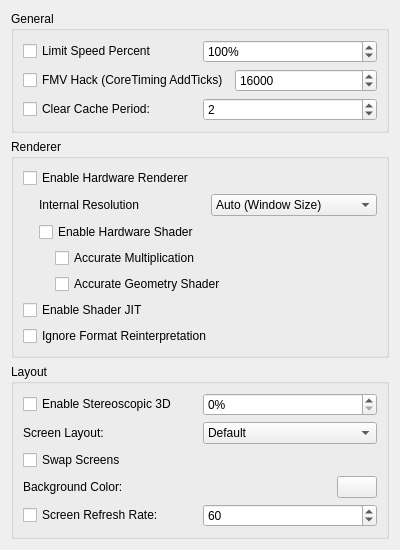
Old version of the form src/citra_qt/configuration/configure_graphics.ui in the repository terrascura/citra.
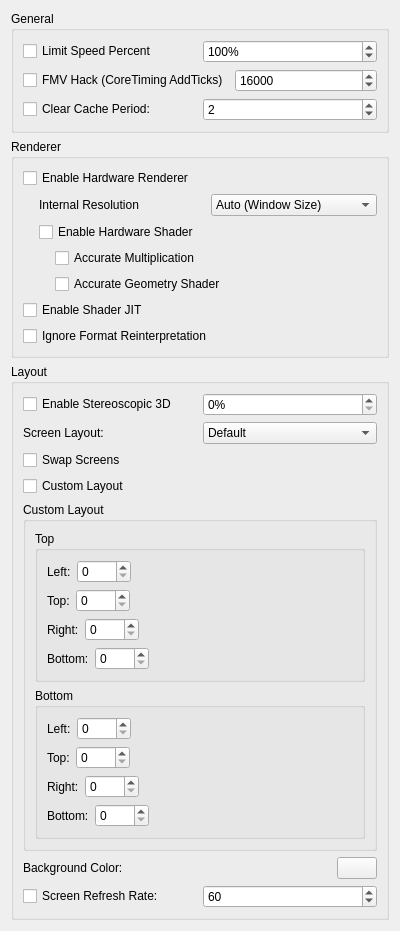
New version of the form.

Commit message: valentinvanelslande's custom screen layout settings

```diff
--- a/src/citra_qt/configuration/configure_graphics.ui
+++ b/src/citra_qt/configuration/configure_graphics.ui
@@ -350,6 +350,288 @@
         </property>
        </widget>
       </item>
+      <item>
+       <widget class="QCheckBox" name="custom_layout">
+        <property name="text">
+         <string>Custom Layout</string>
+        </property>
+       </widget>
+      </item>
+      <item>
+       <widget class="QGroupBox" name="custom_layout_group">
+        <property name="title">
+         <string>Custom Layout</string>
+        </property>
+        <layout class="QVBoxLayout" name="verticalLayout_5">
+         <item>
+          <widget class="QGroupBox" name="custom_top">
+           <property name="title">
+            <string>Top</string>
+           </property>
+           <layout class="QVBoxLayout" name="verticalLayout_8">
+            <item>
+             <layout class="QHBoxLayout" name="horizontalLayout_5">
+              <item>
+               <widget class="QLabel" name="label_6">
+                <property name="text">
+                 <string>Left:</string>
+                </property>
+               </widget>
+              </item>
+              <item>
+               <widget class="QSpinBox" name="custom_top_left">
+                <property name="maximum">
+                 <number>5000</number>
+                </property>
+               </widget>
+              </item>
+              <item>
+               <spacer name="horizontalSpacer">
+                <property name="orientation">
+                 <enum>Qt::Horizontal</enum>
+                </property>
+                <property name="sizeHint" stdset="0">
+                 <size>
+                  <width>40</width>
+                  <height>20</height>
+                 </size>
+                </property>
+               </spacer>
+              </item>
+             </layout>
+            </item>
+            <item>
+             <layout class="QHBoxLayout" name="horizontalLayout_9">
+              <item>
+               <widget class="QLabel" name="label_7">
+                <property name="text">
+                 <string>Top:</string>
+                </property>
+               </widget>
+              </item>
+              <item>
+               <widget class="QSpinBox" name="custom_top_top">
+                <property name="maximum">
+                 <number>5000</number>
+                </property>
+               </widget>
+              </item>
+              <item>
+               <spacer name="horizontalSpacer_2">
+                <property name="orientation">
+                 <enum>Qt::Horizontal</enum>
+                </property>
+                <property name="sizeHint" stdset="0">
+                 <size>
+                  <width>40</width>
+                  <height>20</height>
+                 </size>
+                </property>
+               </spacer>
+              </item>
+             </layout>
+            </item>
+            <item>
+             <layout class="QHBoxLayout" name="horizontalLayout_10">
+              <item>
+               <widget class="QLabel" name="label_8">
+                <property name="text">
+                 <string>Right:</string>
+                </property>
+               </widget>
+              </item>
+              <item>
+               <widget class="QSpinBox" name="custom_top_right">
+                <property name="maximum">
+                 <number>5000</number>
+                </property>
+               </widget>
+              </item>
+              <item>
+               <spacer name="horizontalSpacer_3">
+                <property name="orientation">
+                 <enum>Qt::Horizontal</enum>
+                </property>
+                <property name="sizeHint" stdset="0">
+                 <size>
+                  <width>40</width>
+                  <height>20</height>
+                 </size>
+                </property>
+               </spacer>
+              </item>
+             </layout>
+            </item>
+            <item>
+             <layout class="QHBoxLayout" name="horizontalLayout_11">
+              <item>
+               <widget class="QLabel" name="label_11">
+                <property name="text">
+                 <string>Bottom:</string>
+                </property>
+               </widget>
+              </item>
+              <item>
+               <widget class="QSpinBox" name="custom_top_bottom">
+                <property name="maximum">
+                 <number>5000</number>
+                </property>
+               </widget>
+              </item>
+              <item>
+               <spacer name="horizontalSpacer_4">
+                <property name="orientation">
+                 <enum>Qt::Horizontal</enum>
+                </property>
+                <property name="sizeHint" stdset="0">
+                 <size>
+                  <width>40</width>
+                  <height>20</height>
+                 </size>
+                </property>
+               </spacer>
+              </item>
+             </layout>
+            </item>
+           </layout>
+          </widget>
+         </item>
+         <item>
+          <widget class="QGroupBox" name="custom_bottom">
+           <property name="title">
+            <string>Bottom</string>
+           </property>
+           <layout class="QVBoxLayout" name="verticalLayout_9">
+            <item>
+             <layout class="QHBoxLayout" name="horizontalLayout_12">
+              <item>
+               <widget class="QLabel" name="label_9">
+                <property name="text">
+                 <string>Left:</string>
+                </property>
+               </widget>
+              </item>
+              <item>
+               <widget class="QSpinBox" name="custom_bottom_left">
+                <property name="maximum">
+                 <number>5000</number>
+                </property>
+               </widget>
+              </item>
+              <item>
+               <spacer name="horizontalSpacer_5">
+                <property name="orientation">
+                 <enum>Qt::Horizontal</enum>
+                </property>
+                <property name="sizeHint" stdset="0">
+                 <size>
+                  <width>40</width>
+                  <height>20</height>
+                 </size>
+                </property>
+               </spacer>
+              </item>
+             </layout>
+            </item>
+            <item>
+             <layout class="QHBoxLayout" name="horizontalLayout_13">
+              <item>
+               <widget class="QLabel" name="label_10">
+                <property name="text">
+                 <string>Top:</string>
+                </property>
+               </widget>
+              </item>
+              <item>
+               <widget class="QSpinBox" name="custom_bottom_top">
+                <property name="maximum">
+                 <number>5000</number>
+                </property>
+               </widget>
+              </item>
+              <item>
+               <spacer name="horizontalSpacer_6">
+                <property name="orientation">
+                 <enum>Qt::Horizontal</enum>
+                </property>
+                <property name="sizeHint" stdset="0">
+                 <size>
+                  <width>40</width>
+                  <height>20</height>
+                 </size>
+                </property>
+               </spacer>
+              </item>
+             </layout>
+            </item>
+            <item>
+             <layout class="QHBoxLayout" name="horizontalLayout_14">
+              <item>
+               <widget class="QLabel" name="label_12">
+                <property name="text">
+                 <string>Right:</string>
+                </property>
+               </widget>
+              </item>
+              <item>
+               <widget class="QSpinBox" name="custom_bottom_right">
+                <property name="maximum">
+                 <number>5000</number>
+                </property>
+               </widget>
+              </item>
+              <item>
+               <spacer name="horizontalSpacer_7">
+                <property name="orientation">
+                 <enum>Qt::Horizontal</enum>
+                </property>
+                <property name="sizeHint" stdset="0">
+                 <size>
+                  <width>40</width>
+                  <height>20</height>
+                 </size>
+                </property>
+               </spacer>
+              </item>
+             </layout>
+            </item>
+            <item>
+             <layout class="QHBoxLayout" name="horizontalLayout_15">
+              <item>
+               <widget class="QLabel" name="label_13">
+                <property name="text">
+                 <string>Bottom:</string>
+                </property>
+               </widget>
+              </item>
+              <item>
+               <widget class="QSpinBox" name="custom_bottom_bottom">
+                <property name="maximum">
+                 <number>5000</number>
+                </property>
+               </widget>
+              </item>
+              <item>
+               <spacer name="horizontalSpacer_8">
+                <property name="orientation">
+                 <enum>Qt::Horizontal</enum>
+                </property>
+                <property name="sizeHint" stdset="0">
+                 <size>
+                  <width>40</width>
+                  <height>20</height>
+                 </size>
+                </property>
+               </spacer>
+              </item>
+             </layout>
+            </item>
+           </layout>
+          </widget>
+         </item>
+        </layout>
+       </widget>
+      </item>
       <item>
        <layout class="QHBoxLayout" name="horizontalLayout_6">
         <item>
```
The commit also changes 1 other file.
